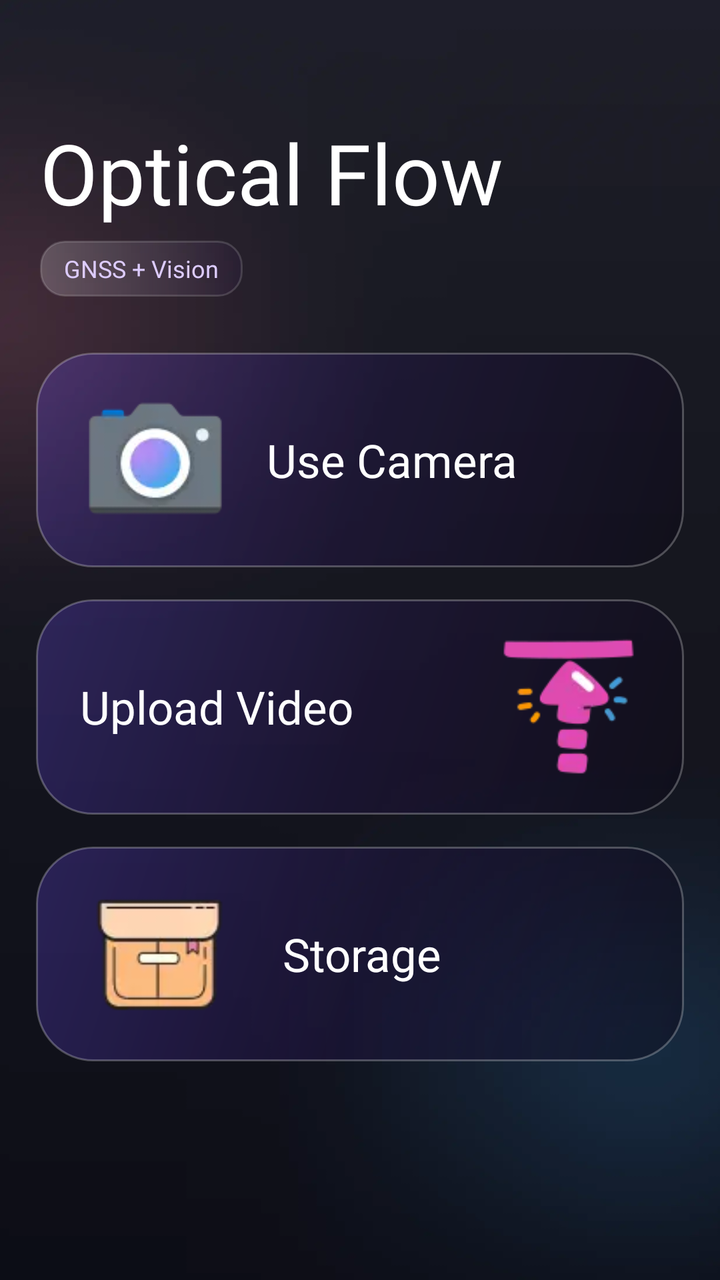
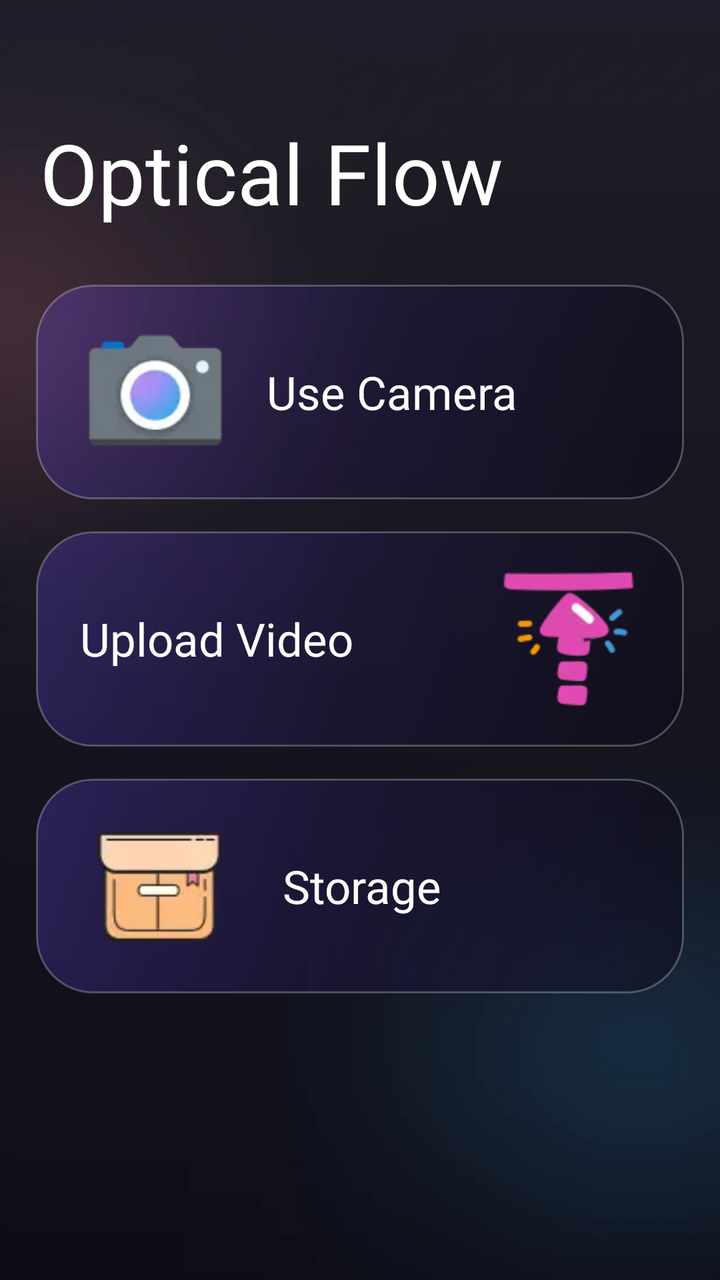

Two renders of the same Android screen: before a commit and after it. Below are the layout's source before the change and the commit's diff.
<!-- AndroidManifest.xml: application theme Theme.BaseProject -->
<!-- res/layout/fragment_home_optical_flow.xml -->
<?xml version="1.0" encoding="utf-8"?>
<androidx.constraintlayout.widget.ConstraintLayout xmlns:android="http://schemas.android.com/apk/res/android"
    xmlns:app="http://schemas.android.com/apk/res-auto"
    android:layout_width="match_parent"
    android:layout_height="match_parent"
    android:background="@drawable/bg_main">

    <TextView
        android:id="@+id/imgTitle"
        android:layout_width="0dp"
        android:layout_height="wrap_content"
        android:layout_marginHorizontal="20dp"
        android:layout_marginTop="58dp"
        android:fontFamily="@font/inter_black"
        android:gravity="start"
        android:text="Optical Flow"
        android:textColor="@color/white"
        android:textSize="42sp"
        app:layout_constraintEnd_toEndOf="parent"
        app:layout_constraintHorizontal_bias="0"
        app:layout_constraintStart_toStartOf="parent"
        app:layout_constraintTop_toTopOf="parent" />

    <TextView
        android:id="@+id/tvHomeChip"
        android:layout_width="wrap_content"
        android:layout_height="28dp"
        android:layout_marginStart="20dp"
        android:layout_marginTop="6dp"
        android:background="@drawable/bg_glass_chip"
        android:fontFamily="@font/inter_extra_bold"
        android:gravity="center"
        android:paddingHorizontal="12dp"
        android:text="GNSS + Vision"
        android:textColor="#DDCCFF"
        android:textSize="12sp"
        app:layout_constraintStart_toStartOf="parent"
        app:layout_constraintTop_toBottomOf="@id/imgTitle" />

    <ImageView
        android:id="@+id/btnFunc1"
        android:layout_width="0dp"
        android:layout_height="0dp"
        android:layout_marginHorizontal="18dp"
        android:layout_marginTop="28dp"
        android:background="@drawable/bg_home_action_card"
        android:clickable="true"
        android:contentDescription="@null"
        android:focusable="true"
        android:scaleType="fitCenter"
        app:layout_constraintDimensionRatio="760:252"
        app:layout_constraintEnd_toEndOf="parent"
        app:layout_constraintStart_toStartOf="parent"
        app:layout_constraintTop_toBottomOf="@id/tvHomeChip" />

    <ImageView
        android:id="@+id/ivCamera"
        android:layout_width="0dp"
        android:layout_height="0dp"
        android:layout_marginStart="22dp"
        android:layout_marginVertical="16dp"
        android:contentDescription="@null"
        android:scaleType="fitCenter"
        android:src="@drawable/ic_camera"
        app:layout_constraintBottom_toBottomOf="@id/btnFunc1"
        app:layout_constraintDimensionRatio="1"
        app:layout_constraintStart_toStartOf="@id/btnFunc1"
        app:layout_constraintTop_toTopOf="@id/btnFunc1" />

    <TextView
        android:id="@+id/tvUseCamera"
        android:layout_width="0dp"
        android:layout_height="wrap_content"
        android:layout_marginStart="18dp"
        android:layout_marginEnd="20dp"
        android:ellipsize="end"
        android:fontFamily="@font/inter_black"
        android:maxLines="1"
        android:text="Use Camera"
        android:textColor="@color/white"
        android:textSize="23sp"
        app:layout_constraintBottom_toBottomOf="@id/btnFunc1"
        app:layout_constraintEnd_toEndOf="@id/btnFunc1"
        app:layout_constraintStart_toEndOf="@id/ivCamera"
        app:layout_constraintTop_toTopOf="@id/btnFunc1" />

    <ImageView
        android:id="@+id/btnFunc2"
        android:layout_width="0dp"
        android:layout_height="0dp"
        android:layout_marginHorizontal="18dp"
        android:layout_marginTop="16dp"
        android:background="@drawable/bg_home_action_card"
        android:clickable="true"
        android:contentDescription="@null"
        android:focusable="true"
        android:scaleType="fitCenter"
        app:layout_constraintDimensionRatio="760:252"
        app:layout_constraintEnd_toEndOf="parent"
        app:layout_constraintStart_toStartOf="parent"
        app:layout_constraintTop_toBottomOf="@id/btnFunc1" />

    <ImageView
        android:id="@+id/ivUpload"
        android:layout_width="0dp"
        android:layout_height="0dp"
        android:layout_marginEnd="20dp"
        android:layout_marginVertical="16dp"
        android:contentDescription="@null"
        android:scaleType="fitCenter"
        android:src="@drawable/ic_upload"
        app:layout_constraintBottom_toBottomOf="@id/btnFunc2"
        app:layout_constraintDimensionRatio="1"
        app:layout_constraintEnd_toEndOf="@id/btnFunc2"
        app:layout_constraintTop_toTopOf="@id/btnFunc2" />

    <TextView
        android:id="@+id/tvUpload"
        android:layout_width="0dp"
        android:layout_height="wrap_content"
        android:layout_marginStart="22dp"
        android:layout_marginEnd="18dp"
        android:ellipsize="end"
        android:fontFamily="@font/inter_black"
        android:maxLines="1"
        android:text="Upload Video"
        android:textColor="@color/white"
        android:textSize="23sp"
        app:layout_constraintBottom_toBottomOf="@id/btnFunc2"
        app:layout_constraintEnd_toStartOf="@id/ivUpload"
        app:layout_constraintStart_toStartOf="@id/btnFunc2"
        app:layout_constraintTop_toTopOf="@id/btnFunc2" />

    <ImageView
        android:id="@+id/btnFunc3"
        android:layout_width="0dp"
        android:layout_height="0dp"
        android:layout_marginHorizontal="18dp"
        android:layout_marginTop="16dp"
        android:background="@drawable/bg_home_action_card"
        android:clickable="true"
        android:contentDescription="@null"
        android:focusable="true"
        android:scaleType="fitCenter"
        app:layout_constraintDimensionRatio="760:252"
        app:layout_constraintEnd_toEndOf="parent"
        app:layout_constraintStart_toStartOf="parent"
        app:layout_constraintTop_toBottomOf="@id/btnFunc2" />

    <ImageView
        android:id="@+id/ivStorage"
        android:layout_width="0dp"
        android:layout_height="0dp"
        android:layout_marginStart="18dp"
        android:layout_marginVertical="10dp"
        android:contentDescription="@null"
        android:scaleType="centerCrop"
        android:src="@drawable/ic_storage"
        app:layout_constraintBottom_toBottomOf="@id/btnFunc3"
        app:layout_constraintDimensionRatio="1"
        app:layout_constraintStart_toStartOf="@id/btnFunc3"
        app:layout_constraintTop_toTopOf="@id/btnFunc3" />

    <TextView
        android:id="@+id/tvStorage"
        android:layout_width="0dp"
        android:layout_height="wrap_content"
        android:layout_marginStart="18dp"
        android:layout_marginEnd="20dp"
        android:ellipsize="end"
        android:fontFamily="@font/inter_black"
        android:maxLines="1"
        android:text="Storage"
        android:textColor="@color/white"
        android:textSize="23sp"
        app:layout_constraintBottom_toBottomOf="@id/btnFunc3"
        app:layout_constraintEnd_toEndOf="@id/btnFunc3"
        app:layout_constraintStart_toEndOf="@id/ivStorage"
        app:layout_constraintTop_toTopOf="@id/btnFunc3" />

</androidx.constraintlayout.widget.ConstraintLayout>
<!-- resources referenced by this layout -->
<resources>
  <color name="white">#FFFFFFFF</color>
  <!-- drawable bg_glass_chip (drawable) -->
  <?xml version="1.0" encoding="utf-8"?>
  <shape xmlns:android="http://schemas.android.com/apk/res/android">
      <gradient
          android:angle="0"
          android:endColor="#223A185B"
          android:startColor="#33FFFFFF" />
      <corners android:radius="12dp" />
      <stroke
          android:width="1dp"
          android:color="#26FFFFFF" />
  </shape>
  <!-- drawable bg_home_action_card (drawable) -->
  <?xml version="1.0" encoding="utf-8"?>
  <ripple xmlns:android="http://schemas.android.com/apk/res/android"
      android:color="#38FFFFFF">
      <item>
          <shape android:shape="rectangle">
              <gradient
                  android:angle="315"
                  android:centerColor="#55261354"
                  android:endColor="#6E090513"
                  android:startColor="#426F4DFF" />
              <corners android:radius="28dp" />
              <stroke
                  android:width="1dp"
                  android:color="#40FFFFFF" />
          </shape>
      </item>
  </ripple>
  <!-- drawable bg_main: webp bitmap (drawable, 88712 bytes) -->
  <!-- drawable ic_camera: webp bitmap (drawable, 988 bytes) -->
  <!-- drawable ic_storage: webp bitmap (drawable, 1032 bytes) -->
  <!-- drawable ic_upload: webp bitmap (drawable, 1786 bytes) -->
  <style name="Theme.BaseProject" parent="Base.Theme.BaseProject" />
  <style name="Base.Theme.BaseProject" parent="Theme.MaterialComponents.Light.NoActionBar">
          
          <item name="colorPrimary">@color/purple_500</item>
          <item name="colorPrimaryVariant">@color/purple_700</item>
          <item name="colorOnPrimary">@color/white</item>
          
          <item name="colorSecondary">@color/teal_200</item>
          <item name="colorSecondaryVariant">@color/teal_700</item>
          <item name="colorOnSecondary">@color/black</item>
          
          <item name="android:statusBarColor">?attr/colorPrimaryVariant</item>
          
          
          <item name="android:colorControlHighlight">@color/ripple_color_main</item>
      </style>
  <color name="purple_500">#FF6200EE</color>
  <color name="purple_700">#FF3700B3</color>
  <color name="teal_200">#FF03DAC5</color>
  <color name="teal_700">#FF018786</color>
  <color name="black">#FF000000</color>
  <color name="ripple_color_main">#2DE14EFE</color>
</resources>

<!-- the commit's change to res/layout/fragment_home_optical_flow.xml (unified diff, before → after) -->
@@ -21,22 +21,6 @@
         app:layout_constraintStart_toStartOf="parent"
         app:layout_constraintTop_toTopOf="parent" />
 
-    <TextView
-        android:id="@+id/tvHomeChip"
-        android:layout_width="wrap_content"
-        android:layout_height="28dp"
-        android:layout_marginStart="20dp"
-        android:layout_marginTop="6dp"
-        android:background="@drawable/bg_glass_chip"
-        android:fontFamily="@font/inter_extra_bold"
-        android:gravity="center"
-        android:paddingHorizontal="12dp"
-        android:text="GNSS + Vision"
-        android:textColor="#DDCCFF"
-        android:textSize="12sp"
-        app:layout_constraintStart_toStartOf="parent"
-        app:layout_constraintTop_toBottomOf="@id/imgTitle" />
-
     <ImageView
         android:id="@+id/btnFunc1"
         android:layout_width="0dp"
@@ -51,7 +35,7 @@
         app:layout_constraintDimensionRatio="760:252"
         app:layout_constraintEnd_toEndOf="parent"
         app:layout_constraintStart_toStartOf="parent"
-        app:layout_constraintTop_toBottomOf="@id/tvHomeChip" />
+        app:layout_constraintTop_toBottomOf="@id/imgTitle" />
 
     <ImageView
         android:id="@+id/ivCamera"
<!-- resource entries referenced after the edit -->
@@ -1,18 +1,6 @@
 <!-- resources referenced by this layout -->
 <resources>
   <color name="white">#FFFFFFFF</color>
-  <!-- drawable bg_glass_chip (drawable) -->
-  <?xml version="1.0" encoding="utf-8"?>
-  <shape xmlns:android="http://schemas.android.com/apk/res/android">
-      <gradient
-          android:angle="0"
-          android:endColor="#223A185B"
-          android:startColor="#33FFFFFF" />
-      <corners android:radius="12dp" />
-      <stroke
-          android:width="1dp"
-          android:color="#26FFFFFF" />
-  </shape>
   <!-- drawable bg_home_action_card (drawable) -->
   <?xml version="1.0" encoding="utf-8"?>
   <ripple xmlns:android="http://schemas.android.com/apk/res/android"
